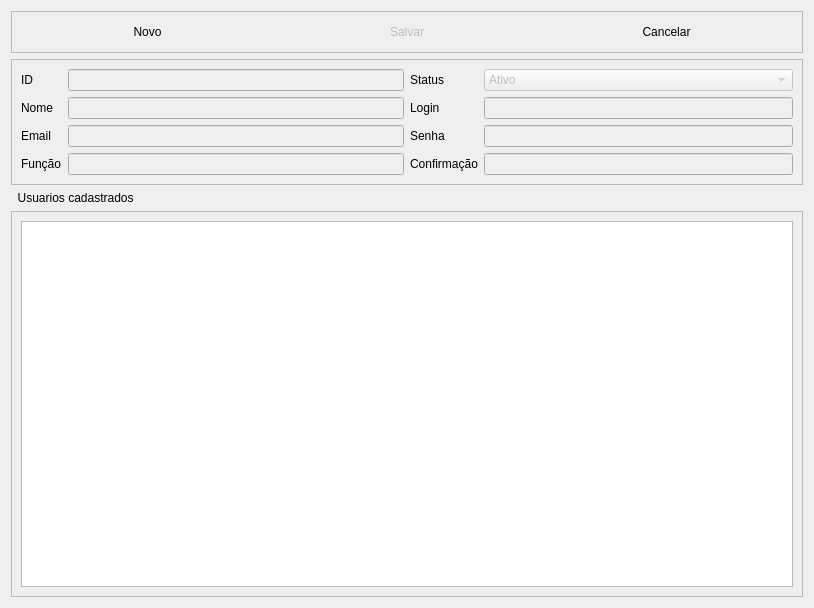
Above: telas/cadastrousuario.ui from alissonbf/projeto-coopervap before the change. Below: the same form after it.
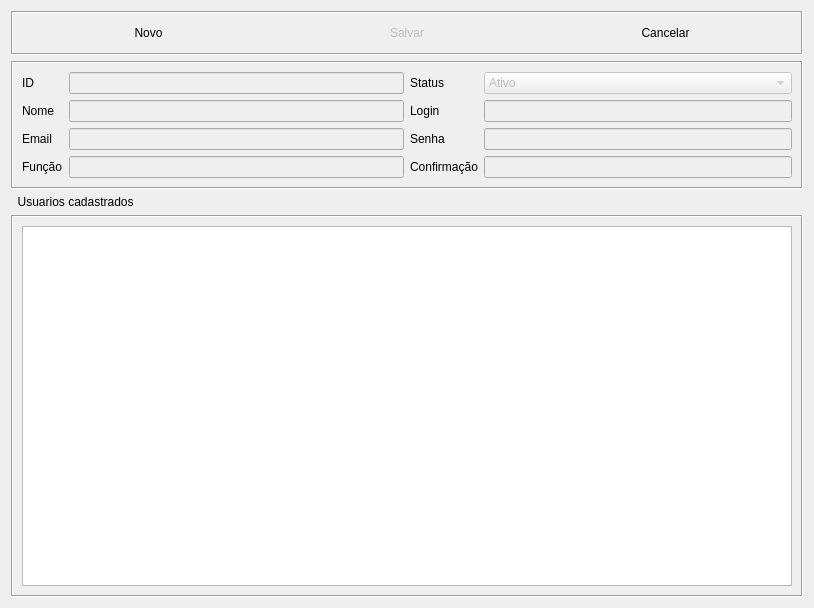
That is the form after the change. Icons and pictures are not drawn.

```diff
--- a/telas/cadastrousuario.ui
+++ b/telas/cadastrousuario.ui
@@ -21,10 +21,10 @@
    <item>
     <widget class="QFrame" name="frame_3">
      <property name="frameShape">
-      <enum>QFrame::StyledPanel</enum>
+      <enum>QFrame::Box</enum>
      </property>
      <property name="frameShadow">
-      <enum>QFrame::Raised</enum>
+      <enum>QFrame::Sunken</enum>
      </property>
      <layout class="QHBoxLayout" name="horizontalLayout_2">
       <item>
@@ -78,10 +78,10 @@
    <item>
     <widget class="QFrame" name="frame_2">
      <property name="frameShape">
-      <enum>QFrame::StyledPanel</enum>
+      <enum>QFrame::Box</enum>
      </property>
      <property name="frameShadow">
-      <enum>QFrame::Raised</enum>
+      <enum>QFrame::Sunken</enum>
      </property>
      <layout class="QHBoxLayout" name="horizontalLayout">
       <item>
@@ -251,10 +251,10 @@
    <item>
     <widget class="QFrame" name="frame_4">
      <property name="frameShape">
-      <enum>QFrame::StyledPanel</enum>
+      <enum>QFrame::Box</enum>
      </property>
      <property name="frameShadow">
-      <enum>QFrame::Raised</enum>
+      <enum>QFrame::Sunken</enum>
      </property>
      <layout class="QHBoxLayout" name="horizontalLayout_3">
       <item>
```
Left out of the diff: 3 changed lines with no effect on the pictures.
